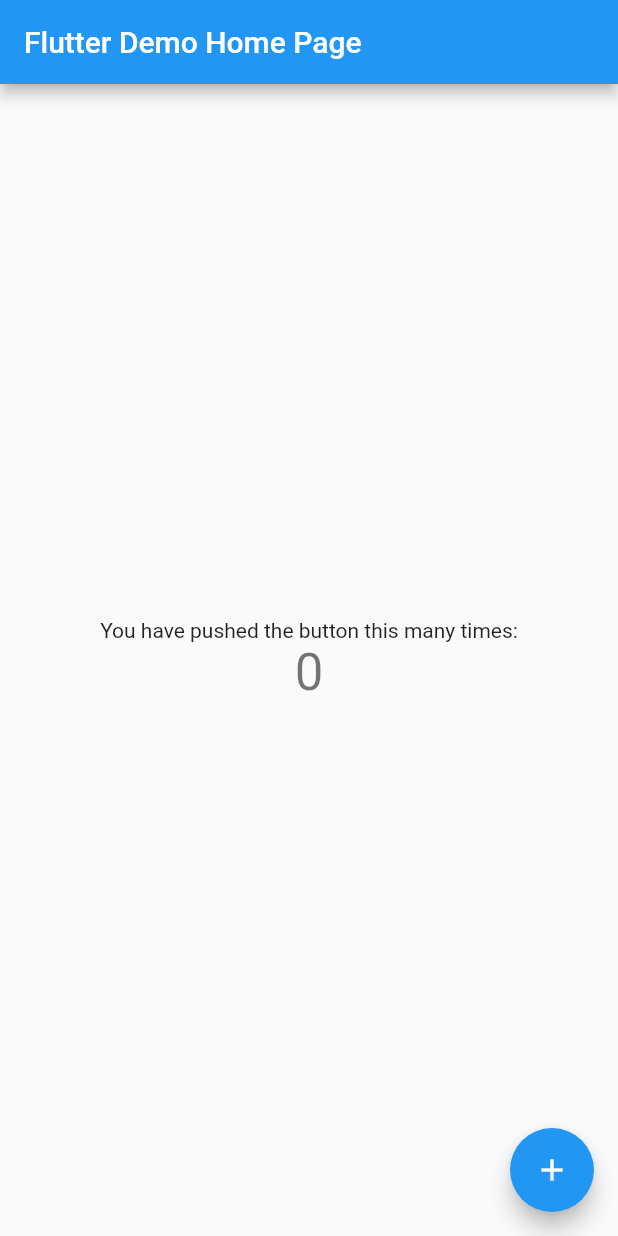
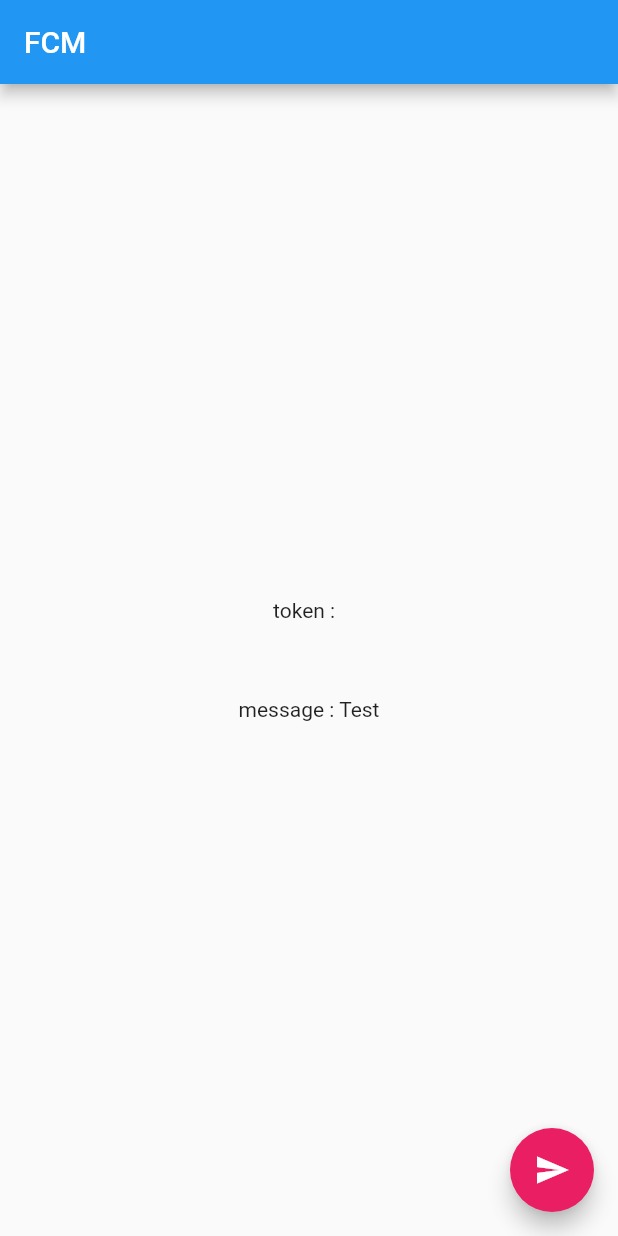
Before and after one commit to betrider/flutter_fcm_example, a Flutter app: the screen it shows after launch, on a phone screen of 412 x 824 dp. Run offline on Flutter 3.47's test engine with Material 2 defaults, Android fonts, the phone set to English and light mode, and no system bars; our stand-ins replace firebase_messaging; accounts and stored records are empty.

Commit message:
FCM 수신 및 특정유저에게 메시지 보내기 구현 (IOS는 세팅안됨)

```diff
--- a/lib/main.dart
+++ b/lib/main.dart
@@ -1,113 +1,165 @@
+import 'dart:async';
+
 import 'package:flutter/material.dart';
 
-void main() {
-  runApp(MyApp());
-}
+import 'dart:io';
+import 'package:firebase_messaging/firebase_messaging.dart';
+import 'dart:convert';
+import 'package:http/http.dart' as http;
+
+final FirebaseMessaging _firebaseMessaging = FirebaseMessaging();
+
+void main() => runApp(MyApp());
 
 class MyApp extends StatelessWidget {
-  // This widget is the root of your application.
   @override
   Widget build(BuildContext context) {
     return MaterialApp(
       title: 'Flutter Demo',
       theme: ThemeData(
-        // This is the theme of your application.
-        //
-        // Try running your application with "flutter run". You'll see the
-        // application has a blue toolbar. Then, without quitting the app, try
-        // changing the primarySwatch below to Colors.green and then invoke
-        // "hot reload" (press "r" in the console where you ran "flutter run",
-        // or simply save your changes to "hot reload" in a Flutter IDE).
-        // Notice that the counter didn't reset back to zero; the application
-        // is not restarted.
         primarySwatch: Colors.blue,
       ),
-      home: MyHomePage(title: 'Flutter Demo Home Page'),
+      home: Scaffold(
+        appBar: AppBar(
+          title: Text('FCM'),
+        ),
+        body: MyHomePage(),
+        floatingActionButton: FloatingActionButton(
+          onPressed: (){
+            sendAndRetrieveMessage();
+          },
+          child: Icon(Icons.send),
+          backgroundColor: Colors.pink,
+        ),
+      ),
     );
+  }
+
+  Future<Map<String, dynamic>> sendAndRetrieveMessage() async{
+    final FirebaseMessaging firebaseMessaging = FirebaseMessaging();
+    var serverToken = 'AAAAPQqdszs:APA91bF3mtlbMoedwJBOX5jA9-_jhzTx0LwoR-azWE1wZcU7m6Ecn-PU2E91N0Xq_R1O23wrpS6VA4oi4XQBDwse8cdEKdiKRy-dWha_Y2_UVhVqopFVY9iEqYhxHq_m_7QX-znFT6pz';
+    await http.post(
+      'https://fcm.googleapis.com/fcm/send',
+      headers: <String, String>{
+        'Content-Type': 'application/json',
+        'Authorization': 'key=$serverToken',
+      },
+      body: jsonEncode(
+        <String, dynamic>{
+          'notification': <String, dynamic>{
+            'body': 'this is a body',
+            'title': 'this is a title'
+          },
+          'priority': 'high',
+          'data': <String, dynamic>{
+            'click_action': 'FLUTTER_NOTIFICATION_CLICK',
+            'id': '1',
+            'status': 'done'
+          },
+          // 'to': await firebaseMessaging.getToken(),
+          'to': 'f0nbQHEWQmaMLxgjhgn-BJ:APA91bE0cC0QLsLxme6ich6Jb8DAY5pxiV_3RJ7n3zhobvnGDNpCkNKVusB6WgO8YeIKgKPhyxNCqdR6NzbUycozPUahciQPvjxgreM5OoCbLAWOu1FzoTGD7sICuCYe55LpEXlGvu4D',
+        },
+      ),
+    );
+
+    final Completer<Map<String, dynamic>> completer =
+    Completer<Map<String, dynamic>>();
+
+    firebaseMessaging.configure(
+      onMessage: (Map<String, dynamic> message) async {
+        completer.complete(message);
+      },
+    );
+
+    return completer.future;
   }
 }
 
 class MyHomePage extends StatefulWidget {
-  MyHomePage({Key key, this.title}) : super(key: key);
-
-  // This widget is the home page of your application. It is stateful, meaning
-  // that it has a State object (defined below) that contains fields that affect
-  // how it looks.
-
-  // This class is the configuration for the state. It holds the values (in this
-  // case the title) provided by the parent (in this case the App widget) and
-  // used by the build method of the State. Fields in a Widget subclass are
-  // always marked "final".
-
-  final String title;
 
   @override
-  _MyHomePageState createState() => _MyHomePageState();
+  State<StatefulWidget> createState() {
+    return _MyHomePage();
+  }
 }
 
-class _MyHomePageState extends State<MyHomePage> {
-  int _counter = 0;
+class _MyHomePage extends State<MyHomePage> {
 
-  void _incrementCounter() {
-    setState(() {
-      // This call to setState tells the Flutter framework that something has
-      // changed in this State, which causes it to rerun the build method below
-      // so that the display can reflect the updated values. If we changed
-      // _counter without calling setState(), then the build method would not be
-      // called again, and so nothing would appear to happen.
-      _counter++;
-    });
+  String token = '';
+  String test = 'Test';
+
+  @override
+  void initState() {
+    super.initState();
+    firebaseCloudMessaging_Listeners();
   }
 
   @override
   Widget build(BuildContext context) {
-    // This method is rerun every time setState is called, for instance as done
-    // by the _incrementCounter method above.
-    //
-    // The Flutter framework has been optimized to make rerunning build methods
-    // fast, so that you can just rebuild anything that needs updating rather
-    // than having to individually change instances of widgets.
-    return Scaffold(
-      appBar: AppBar(
-        // Here we take the value from the MyHomePage object that was created by
-        // the App.build method, and use it to set our appbar title.
-        title: Text(widget.title),
+    return Center(
+      child: Column(
+        mainAxisAlignment: MainAxisAlignment.center,
+        children: [
+          FutureBuilder(
+            future: _firebaseMessaging.getToken(),
+            builder: (context, snapshot){
+              token = snapshot.data;
+              return SelectableText(
+                'token : $token',
+              );
+            },
+          ),
+          SizedBox(
+            height: 50,
+          ),
+          Text(
+            'message : $test',
+          ),
+        ],
       ),
-      body: Center(
-        // Center is a layout widget. It takes a single child and positions it
-        // in the middle of the parent.
-        child: Column(
-          // Column is also a layout widget. It takes a list of children and
-          // arranges them vertically. By default, it sizes itself to fit its
-          // children horizontally, and tries to be as tall as its parent.
-          //
-          // Invoke "debug painting" (press "p" in the console, choose the
-          // "Toggle Debug Paint" action from the Flutter Inspector in Android
-          // Studio, or the "Toggle Debug Paint" command in Visual Studio Code)
-          // to see the wireframe for each widget.
-          //
-          // Column has various properties to control how it sizes itself and
-          // how it positions its children. Here we use mainAxisAlignment to
-          // center the children vertically; the main axis here is the vertical
-          // axis because Columns are vertical (the cross axis would be
-          // horizontal).
-          mainAxisAlignment: MainAxisAlignment.center,
-          children: <Widget>[
-            Text(
-              'You have pushed the button this many times:',
-            ),
-            Text(
-              '$_counter',
-              style: Theme.of(context).textTheme.headline4,
-            ),
-          ],
-        ),
-      ),
-      floatingActionButton: FloatingActionButton(
-        onPressed: _incrementCounter,
-        tooltip: 'Increment',
-        child: Icon(Icons.add),
-      ), // This trailing comma makes auto-formatting nicer for build methods.
     );
   }
+
+  void firebaseCloudMessaging_Listeners() {
+    if (Platform.isIOS) iOS_Permission();
+
+    _firebaseMessaging.getToken().then((token){
+      print('token:'+token);
+    });
+
+    _firebaseMessaging.configure(
+      //포그라운드
+      onMessage: (Map<String, dynamic> message) async {
+        print('on message $message');
+        setState(() {
+          test  = 'on message';
+        });
+      },
+      //백그라운드
+      onResume: (Map<String, dynamic> message) async {
+        print('on resume $message');
+        setState(() {
+          test  = 'on resume';
+        });
+      },
+      //꺼진경우
+      onLaunch: (Map<String, dynamic> message) async {
+        print('on launch $message');
+        setState(() {
+          test  = 'on launch';
+        });
+      },
+    );
+  }
+
+  void iOS_Permission() {
+    _firebaseMessaging.requestNotificationPermissions(
+        IosNotificationSettings(sound: true, badge: true, alert: true)
+    );
+    _firebaseMessaging.onIosSettingsRegistered
+        .listen((IosNotificationSettings settings)
+    {
+      print("Settings registered: $settings");
+    });
+  }
 }
--- a/pubspec.yaml
+++ b/pubspec.yaml
@@ -28,6 +28,8 @@
   # The following adds the Cupertino Icons font to your application.
   # Use with the CupertinoIcons class for iOS style icons.
   cupertino_icons: ^1.0.2
+  firebase_messaging: ^7.0.3
+  http: ^0.12.2
 
 dev_dependencies:
   flutter_test:
```
Also changed, not shown: pubspec.lock, 6 other files.
